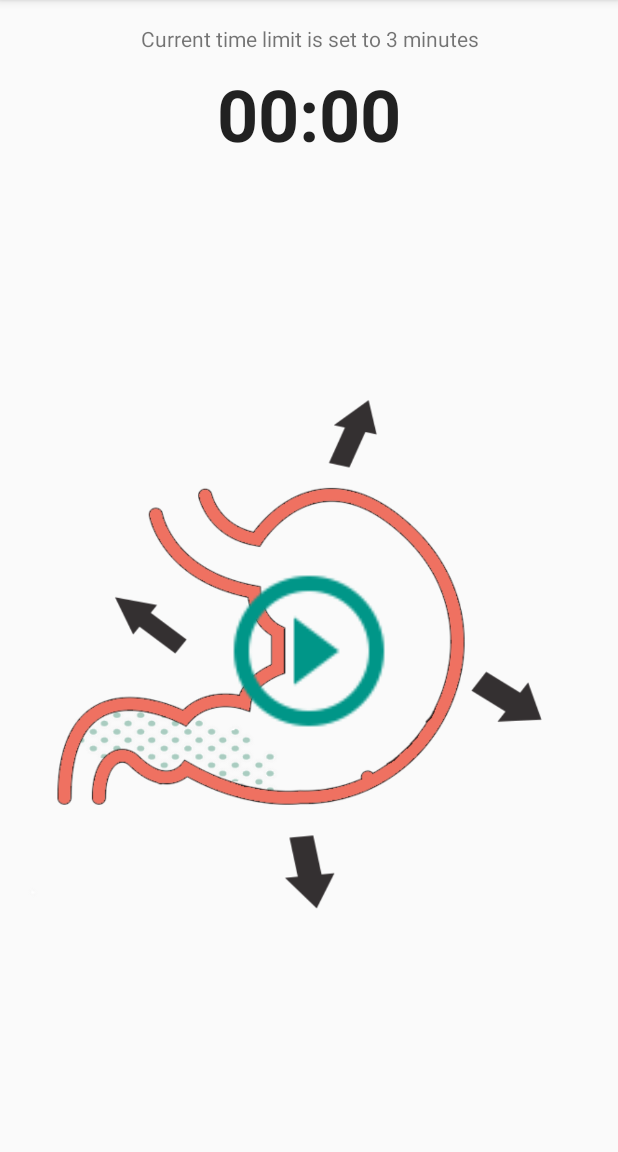
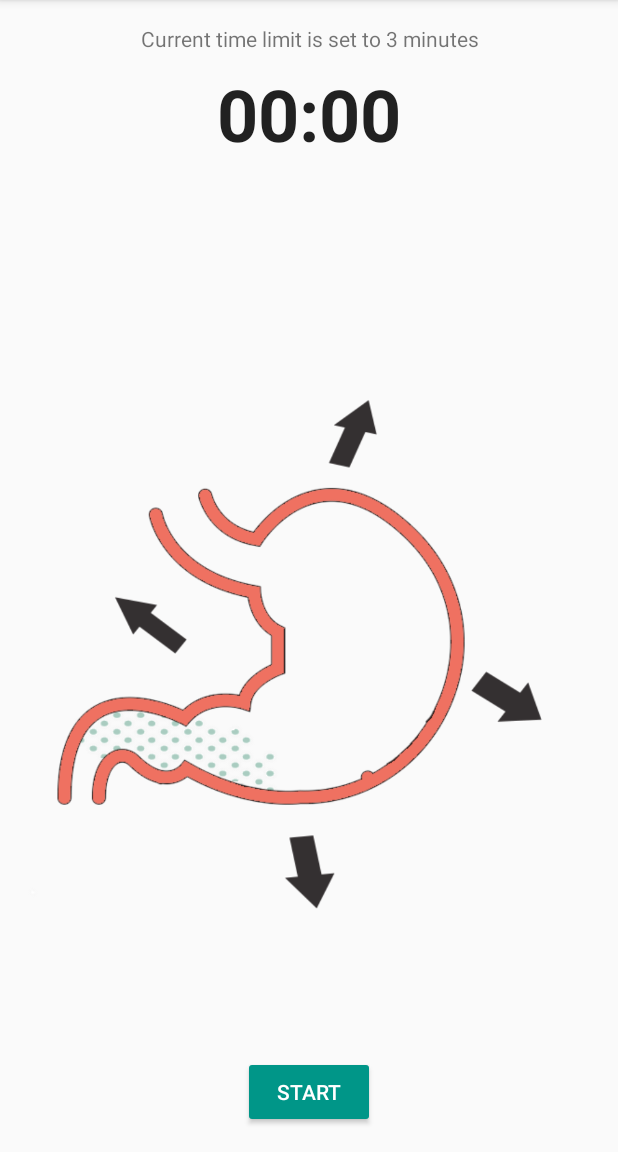
Before and after one commit to mohitagarwal/JustCalmDown, an Android app: the MainActivity screen opened directly, with no data from a screen before it, on a phone screen of 412 x 824 dp, the part 84-1236 px from its top. Run offline under Robolectric (Android 15) with nearby library versions, the phone set to English and light mode, and no system bars; plain views replace GifImageButton.

Commit message:
adding start button

```diff
--- a/app/src/main/java/com/openshutters/justcalmdown/MainActivity.java
+++ b/app/src/main/java/com/openshutters/justcalmdown/MainActivity.java
@@ -54,7 +54,7 @@ public class MainActivity extends AppCompatActivity {
 
     private ImageView gif;
     private TextView timeLimitText;
-    private View playControlImage;
+    private View playControlButton;
     private Chronometer chronometer;
     private long elapsedTimeBeforePause;
 
@@ -73,7 +73,7 @@ public class MainActivity extends AppCompatActivity {
         setSupportActionBar(toolbar);
 
         timeLimitText = (TextView) findViewById(R.id.current_time_limit);
-        playControlImage = findViewById(R.id.image_play);
+        playControlButton = findViewById(R.id.button_play);
 
         chronometer = (Chronometer) findViewById(R.id.timer);
 
@@ -154,13 +154,23 @@ public class MainActivity extends AppCompatActivity {
         gif.setOnClickListener(new View.OnClickListener() {
             @Override
             public void onClick(View v) {
-                if (isPlaying) {
-                    resetAnimation();
-                } else {
-                    startAnimation(_index);
-                }
+                playOrPauseAnimation();
             }
         });
+        playControlButton.setOnClickListener(new View.OnClickListener() {
+            @Override
+            public void onClick(View v) {
+                playOrPauseAnimation();
+            }
+        });
+    }
+
+    private void playOrPauseAnimation() {
+        if (isPlaying) {
+            resetAnimation();
+        } else {
+            startAnimation(_index);
+        }
     }
 
     private void resetAnimation() {
@@ -176,7 +186,7 @@ public class MainActivity extends AppCompatActivity {
             elapsedTimeBeforePause = SystemClock.elapsedRealtime() - chronometer.getBase();
         }
         isPlaying = false;
-        playControlImage.setVisibility(View.VISIBLE);
+        playControlButton.setVisibility(View.VISIBLE);
     }
 
     private void stopAnimation() {
@@ -192,13 +202,13 @@ public class MainActivity extends AppCompatActivity {
             elapsedTimeBeforePause = SystemClock.elapsedRealtime();
         }
         isPlaying = false;
-        playControlImage.setVisibility(View.VISIBLE);
+        playControlButton.setVisibility(View.VISIBLE);
     }
 
     private void startAnimation(int index) {
         initializeSettings();
         isPlaying = true;
-        playControlImage.setVisibility(View.GONE);
+        playControlButton.setVisibility(View.GONE);
 
         _timer = new Timer();
         _timer.schedule(new TickClass(), DELAY, GAP_BETWEEN_EACH_IMAGE);
--- a/app/src/main/res/layout/content_main.xml
+++ b/app/src/main/res/layout/content_main.xml
@@ -43,14 +43,16 @@
             android:layout_below="@id/timer"
             android:scaleType="fitCenter"
             android:src="@drawable/image0" />
-
-        <ImageView
-            android:id="@+id/image_play"
-            android:layout_width="120dp"
-            android:layout_height="120dp"
-            android:layout_gravity="center"
-            android:scaleType="fitCenter"
-            android:src="@drawable/ic_play_circle_outline_black_48dp" />
     </FrameLayout>
 
+    <Button
+        android:id="@+id/button_play"
+        android:layout_width="wrap_content"
+        android:layout_height="48dp"
+        android:textColor="@android:color/white"
+        android:layout_alignParentBottom="true"
+        android:layout_centerHorizontal="true"
+        android:layout_gravity="bottom"
+        android:text="@string/start" />
+
 </RelativeLayout>
--- a/app/src/main/res/values/strings.xml
+++ b/app/src/main/res/values/strings.xml
@@ -4,4 +4,7 @@
     <string name="action_about">About</string>
     <string name="action_settings">Settings</string>
     <string name="title_settings">@string/action_settings</string>
+
+    <string name="start">start</string>
+    <string name="stop">stop</string>
 </resources>
--- a/app/src/main/res/values/styles.xml
+++ b/app/src/main/res/values/styles.xml
@@ -6,6 +6,7 @@
         <item name="colorPrimary">@color/colorPrimary</item>
         <item name="colorPrimaryDark">@color/colorPrimaryDark</item>
         <item name="colorAccent">@color/colorAccent</item>
+        <item name="colorButtonNormal">?colorAccent</item>
     </style>
 
     <style name="AppTheme.NoActionBar">
```
